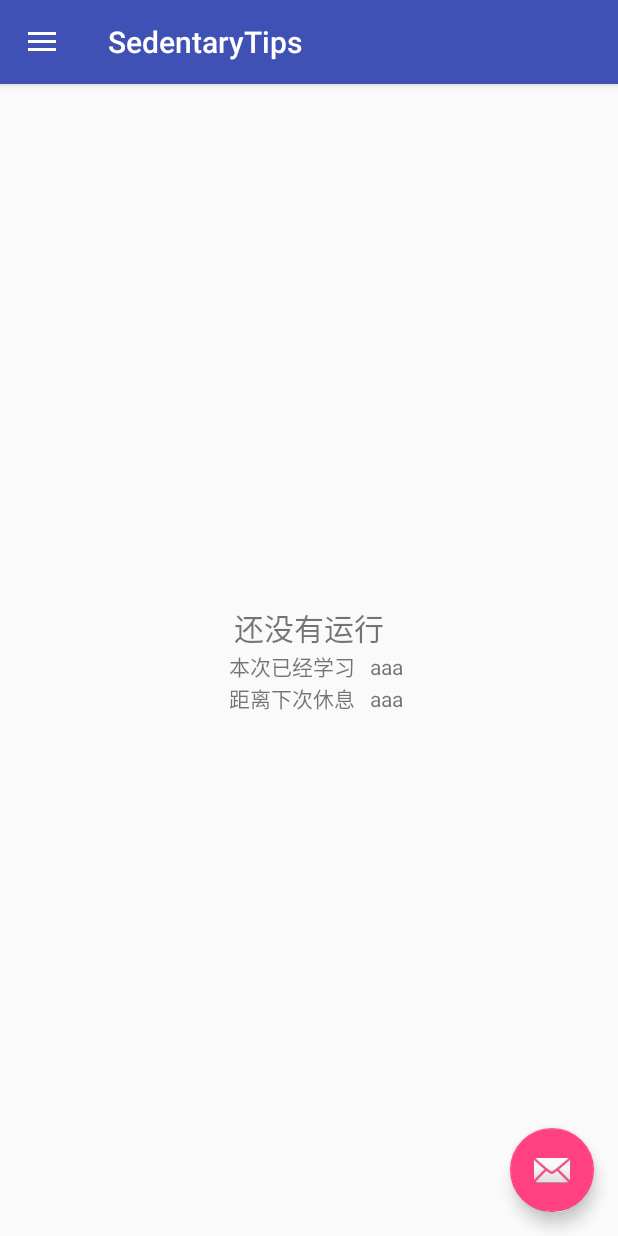
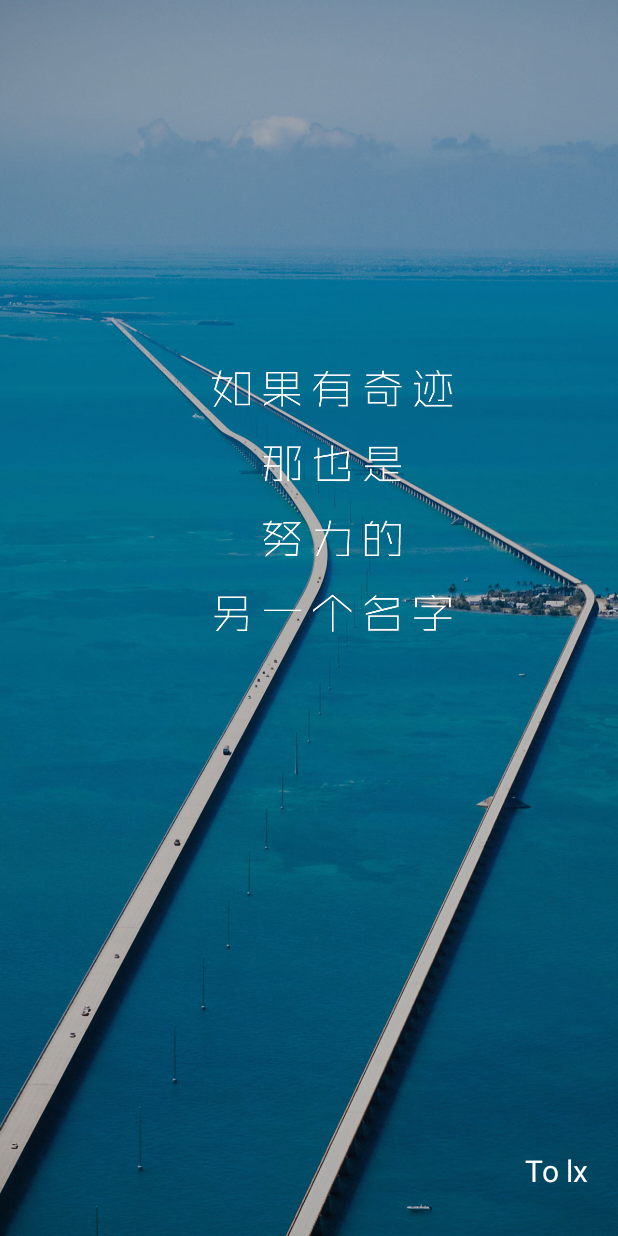
Before and after one commit to 836154942/SedentaryTips, an Android app: the screen it shows after launch (MainActivity before the commit, AppEnterActivity after it), on a phone screen of 412 x 824 dp. Run offline under Robolectric (Android 15) with nearby library versions, the phone set to English and light mode, and no system bars; our stand-ins replace ButterKnife, Dagger/Hilt's generated code; libraries missing offline, so code that uses them is left out: rx.subscriptions; 1 statement that could not run was skipped.

Commit message:
开机图 提醒页背景等

```diff
--- a/app/src/main/java/com/spc/sedentary/tips/services/AlarmServices.java
+++ b/app/src/main/java/com/spc/sedentary/tips/services/AlarmServices.java
@@ -48,7 +48,7 @@ public class AlarmServices extends Service {
         long start = SpUtil.getPrefLong(Constant.SP_KEY_START_TIME, 0);
         long during = SpUtil.getPrefLong(Constant.SP_KEY_TIME_DURING, 0);
         long des = start + during;
-        TLog.e((des - (System.currentTimeMillis() + Constant.TIME_THRESHOLD)) / 1000 + "差这些 ");
+        TLog.e((des - System.currentTimeMillis()) + "差这些时间休息 ");
         if (des < System.currentTimeMillis() + Constant.TIME_THRESHOLD) {
             TLog.e("时间到了   提醒!");
             startActivity(ShowTipsActivity.buildIntent(this));//到时间提醒
@@ -67,6 +67,7 @@ public class AlarmServices extends Service {
     @Override
     public void onDestroy() {
         TLog.e("onDestroyonDestroyonDestroy");
+        stopForeground(true);
         super.onDestroy();
     }
 }
--- /dev/null
+++ b/app/src/main/java/com/spc/sedentary/tips/ui/activity/AppEnterActivity.java
@@ -0,0 +1,34 @@
+package com.spc.sedentary.tips.ui.activity;
+
+import android.content.Intent;
+import android.os.Bundle;
+import android.view.WindowManager;
+
+import com.spc.sedentary.tips.R;
+import com.spc.sedentary.tips.base.BaseActivity;
+
+import java.util.concurrent.TimeUnit;
+
+import rx.Observable;
+
+/**
+ * Created by spc on 2017/9/11.
+ */
+
+public class AppEnterActivity extends BaseActivity {
+    @Override
+    protected void onCreate(Bundle savedInstanceState) {
+        getWindow().setFlags(WindowManager.LayoutParams.FLAG_FULLSCREEN, WindowManager.LayoutParams.FLAG_FULLSCREEN);
+        super.onCreate(savedInstanceState);
+        mCompositeSubscription.add(Observable.timer(5, TimeUnit.SECONDS)
+                .subscribe(l -> {
+                    startActivity(new Intent(this, MainActivity.class));
+                    finish();
+                }));
+    }
+
+    @Override
+    protected int getLayoutId() {
+        return R.layout.activity_enter;
+    }
+}
--- a/app/src/main/java/com/spc/sedentary/tips/ui/activity/MainActivity.java
+++ b/app/src/main/java/com/spc/sedentary/tips/ui/activity/MainActivity.java
@@ -92,7 +92,7 @@ public class MainActivity extends BaseActivity implements NavigationView.OnNavig
             } else
                 mTvNextSleepTime.setText(TimeUtils.countdownTime(endTime, System.currentTimeMillis()));
         } else {
-            mTvStatus.setText("还没有运行");
+            mTvStatus.setText("还没有开始学习");
         }
     }
 
@@ -191,6 +191,7 @@ public class MainActivity extends BaseActivity implements NavigationView.OnNavig
                 break;
             case R.id.remark_done:
                 //TODO 已完成备忘录
+                startActivity(ShowTipsActivity.buildIntent(this));
                 break;
             case R.id.nav_manage:
                 startActivity(new Intent(this, SettingsActivity.class));
--- a/app/src/main/java/com/spc/sedentary/tips/ui/activity/ShowTipsActivity.java
+++ b/app/src/main/java/com/spc/sedentary/tips/ui/activity/ShowTipsActivity.java
@@ -4,13 +4,11 @@ import android.content.Context;
 import android.content.Intent;
 import android.os.Bundle;
 import android.view.WindowManager;
-import android.widget.Button;
 
 import com.spc.sedentary.tips.R;
 import com.spc.sedentary.tips.base.BaseActivity;
 import com.spc.sedentary.tips.utils.VibratorUtil;
 
-import butterknife.BindView;
 import butterknife.OnClick;
 
 /**
@@ -18,8 +16,6 @@ import butterknife.OnClick;
  */
 
 public class ShowTipsActivity extends BaseActivity {
-    @BindView(R.id.mButtonOK)
-    Button mButtonOK;
 
     @Override
     protected int getLayoutId() {
--- a/app/src/main/res/drawable/side_nav_bar.xml
+++ b/app/src/main/res/drawable/side_nav_bar.xml
@@ -1,9 +1,9 @@
 <shape xmlns:android="http://schemas.android.com/apk/res/android"
     android:shape="rectangle" >
     <gradient
-        android:startColor="#81C784"
-        android:centerColor="#4CAF50"
-        android:endColor="#2E7D32"
+        android:startColor="#86d7b8"
+        android:centerColor="#47c797"
+        android:endColor="#37af83"
         android:type="linear"
         android:angle="135"/>
 </shape>
--- /dev/null
+++ b/app/src/main/res/layout/activity_enter.xml
@@ -0,0 +1,24 @@
+<?xml version="1.0" encoding="utf-8"?>
+<RelativeLayout xmlns:android="http://schemas.android.com/apk/res/android"
+    android:layout_width="match_parent"
+    android:layout_height="match_parent"
+    android:orientation="vertical">
+
+    <ImageView
+        android:layout_width="match_parent"
+        android:layout_height="match_parent"
+        android:scaleType="centerCrop"
+        android:src="@drawable/s4" />
+
+    <TextView
+        android:layout_width="wrap_content"
+        android:layout_height="wrap_content"
+        android:layout_alignParentBottom="true"
+        android:layout_alignParentRight="true"
+        android:layout_centerHorizontal="true"
+        android:layout_marginBottom="30dp"
+        android:layout_marginRight="20dp"
+        android:text="@string/enter_tips"
+        android:textColor="#ffffff"
+        android:textSize="20sp" />
+</RelativeLayout>
--- a/app/src/main/res/layout/activity_main.xml
+++ b/app/src/main/res/layout/activity_main.xml
@@ -8,6 +8,11 @@
     android:fitsSystemWindows="true"
     tools:openDrawer="start">
 
+    <ImageView
+        android:scaleType="centerCrop"
+        android:src="@drawable/s2"
+        android:layout_width="match_parent"
+        android:layout_height="match_parent" />
     <include
         layout="@layout/app_bar_main"
         android:layout_width="match_parent"
--- a/app/src/main/res/layout/content_main.xml
+++ b/app/src/main/res/layout/content_main.xml
@@ -16,8 +16,10 @@
         android:textSize="20sp" />
 
     <LinearLayout
-        android:layout_width="wrap_content"
-        android:layout_height="wrap_content">
+        android:layout_width="match_parent"
+        android:layout_height="wrap_content"
+        android:layout_marginTop="5dp"
+        android:gravity="center">
 
 
         <TextView
@@ -31,14 +33,15 @@
             android:layout_width="wrap_content"
             android:layout_height="wrap_content"
             android:layout_marginLeft="10dp"
-            android:text="aaa" />
+            android:text="00" />
     </LinearLayout>
 
 
     <LinearLayout
-        android:layout_width="wrap_content"
-        android:layout_height="wrap_content">
-
+        android:layout_width="match_parent"
+        android:layout_height="wrap_content"
+        android:layout_marginTop="5dp"
+        android:gravity="center">
 
         <TextView
             android:layout_width="wrap_content"
@@ -51,6 +54,6 @@
             android:layout_width="wrap_content"
             android:layout_height="wrap_content"
             android:layout_marginLeft="10dp"
-            android:text="aaa" />
+            android:text="00" />
     </LinearLayout>
 </LinearLayout>
--- a/app/src/main/res/layout/nav_header_main.xml
+++ b/app/src/main/res/layout/nav_header_main.xml
@@ -23,13 +23,13 @@
         android:layout_width="match_parent"
         android:layout_height="wrap_content"
         android:paddingTop="@dimen/nav_header_vertical_spacing"
-        android:text="SedentaryTips"
+        android:text="@string/nav_tips"
         android:textAppearance="@style/TextAppearance.AppCompat.Body1" />
 
     <TextView
         android:id="@+id/textView"
         android:layout_width="wrap_content"
         android:layout_height="wrap_content"
-        android:text="write by spc" />
+        android:text="@string/nav_tips2" />
 
 </LinearLayout>
--- a/app/src/main/res/values/colors.xml
+++ b/app/src/main/res/values/colors.xml
@@ -1,6 +1,16 @@
 <?xml version="1.0" encoding="utf-8"?>
 <resources>
-    <color name="colorPrimary">#3F51B5</color>
-    <color name="colorPrimaryDark">#303F9F</color>
-    <color name="colorAccent">#FF4081</color>
+    <!--toolbar 导航栏-->
+    <color name="colorPrimary">#41c492</color>
+    <!--状态栏-->
+    <color name="colorPrimaryDark">#41c492</color>
+    <!--控件选中的颜色-->
+    <color name="colorAccent">#41c492</color>
+    <!--<color name="colorAccent">#FF4081</color>-->
+    <!--主体文字颜色-->
+    <color name="textColorPrimary">#666666</color>
+
+
+    <color name="app_text_black">#363636</color>
+    <color name="app_text_orange">#ffb400</color>
 </resources>
```
Also changed, not shown: app/src/main/AndroidManifest.xml (+10 -3 lines), app/src/main/res/layout/activity_show_tips.xml (+9 -8 lines), app/src/main/res/values/strings.xml (+10 -6 lines), app/src/main/res/drawable-hdpi/s2.jpg (added), app/src/main/res/drawable-hdpi/s3.jpg (added), app/src/main/res/drawable-hdpi/s4.jpg (added), app/src/main/res/drawable-hdpi/s5.jpg (added), app/src/main/res/drawable-hdpi/splash.jpg (added).
